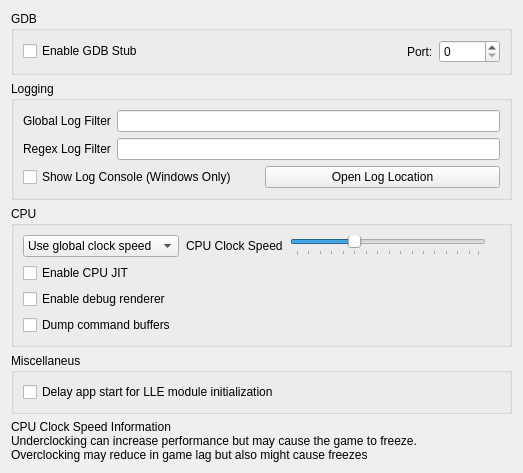
Above: src/citra_qt/configuration/configure_debug.ui from PabloMK7/citra before the change. Below: the same form after it.
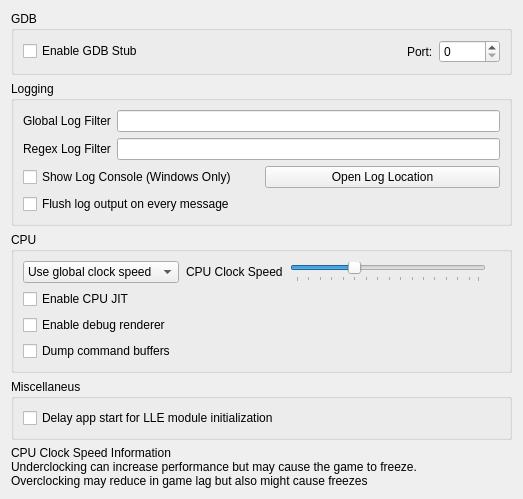
That is the form after the change.

Commit message: Add instant log flush option

```diff
--- a/src/citra_qt/configuration/configure_debug.ui
+++ b/src/citra_qt/configuration/configure_debug.ui
@@ -117,6 +117,16 @@
         </item>
        </layout>
       </item>
+      <item>
+        <widget class="QCheckBox" name="instant_debug_log">
+          <property name="text">
+            <string>Flush log output on every message</string>
+          </property>
+          <property name="toolTip">
+            <string>&lt;html&gt;&lt;body&gt;Immediately commits the debug log to file. Use this if citra crashes and the log output is being cut.&lt;br&gt;Enabling this feature will decrease performance, only use it for debugging purposes.&lt;/body&gt;&lt;/html&gt;</string>
+          </property>
+        </widget>
+      </item>
      </layout>
     </widget>
    </item>
```
The commit also changes 11 other files.
